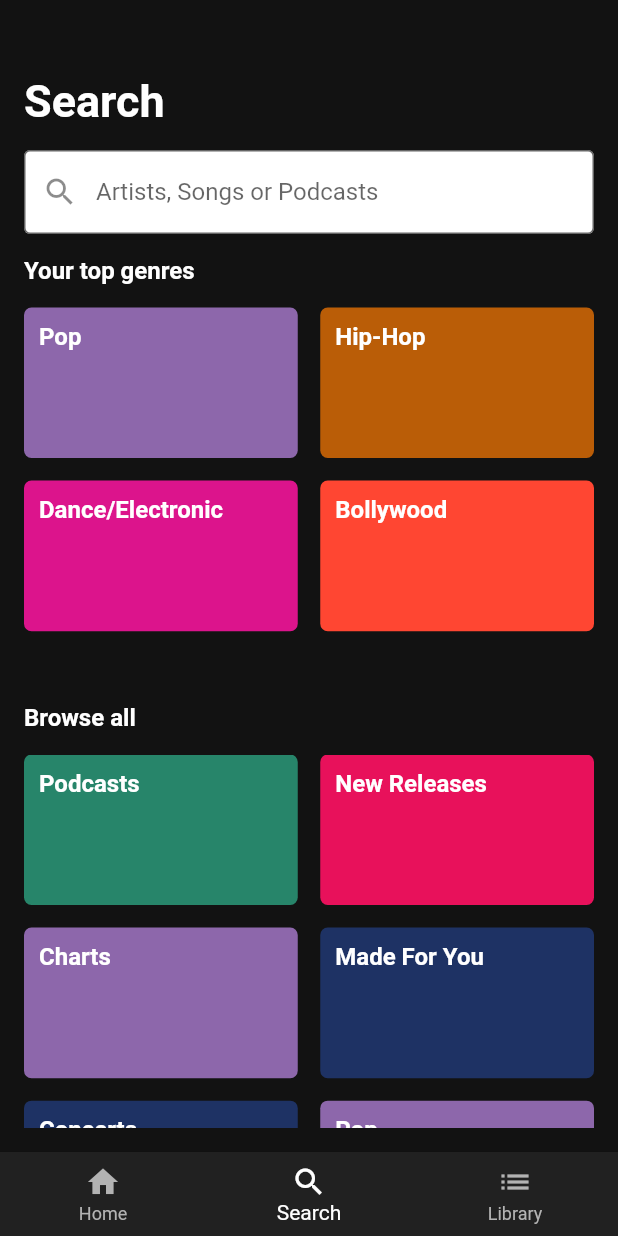
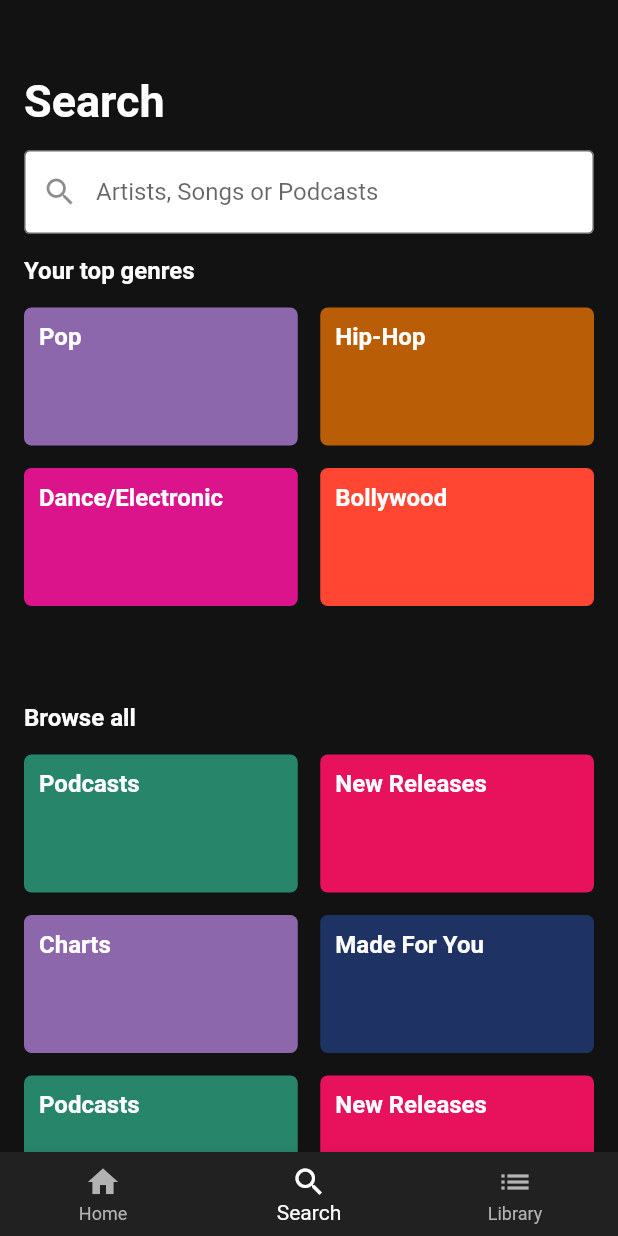
Before and after one commit to GLADI8R/spotify_clone, a Flutter app: the screen it shows after launch, item 2 of the bottom bar chosen, on a phone screen of 412 x 824 dp. Run offline on Flutter 3.47's test engine with Material 2 defaults, Android fonts, the phone set to English and light mode, and no system bars.

Commit message:
Modify search page genres

```diff
--- a/lib/components/genre.dart
+++ b/lib/components/genre.dart
@@ -3,35 +3,115 @@
 import 'package:flutter/material.dart';
 import 'package:spotify_clone/components/genre_card.dart';
 
-GridView topGenreCard = GridView.count(
-  crossAxisSpacing: 15.0,
-  mainAxisSpacing: 15.0,
-  childAspectRatio: (1 / 0.55), //set the height of card
-  shrinkWrap: true,
-  crossAxisCount: 2,
+// GridView topGenreCard = GridView.count(
+//   crossAxisSpacing: 15.0,
+//   mainAxisSpacing: 15.0,
+//   childAspectRatio: (1 / 0.55), //set the height of card
+//   shrinkWrap: true,
+//   crossAxisCount: 2,
+//   children: [
+//     const GenreCard(Color(0xff8d67ab), 'Pop'),
+//     const GenreCard(Color(0xffba5d07), 'Hip-Hop'),
+//     const GenreCard(Color(0xffdc148c), 'Dance/Electronic'),
+//     const GenreCard(Color(0xffff4632), 'Bollywood'),
+//   ],
+// );
+
+// GridView genreCard = GridView.count(
+//   crossAxisSpacing: 15.0,
+//   mainAxisSpacing: 15.0,
+//   childAspectRatio: (1 / 0.55), //set the height of card
+//   shrinkWrap: true,
+//   crossAxisCount: 2,
+//   children: [
+//     const GenreCard(Color(0xff27856a), 'Podcasts'),
+//     const GenreCard(Color(0xffe8115b), 'New Releases'),
+//     const GenreCard(Color(0xff8d67ab), 'Charts'),
+//     const GenreCard(Color(0xff1e3264), 'Made For You'),
+//     const GenreCard(Color(0xff1e3264), 'Concerts'),
+//     const GenreCard(Color(0xff8d67ab), 'Pop'),
+//     const GenreCard(Color(0xffba5d07), 'Hip-Hop'),
+//     const GenreCard(Color(0xffdc148c), 'Dance/Electronic'),
+//     const GenreCard(Color(0xffff4632), 'Bollywood'),
+//   ],
+// );
+
+class TopGenreCard extends StatelessWidget {
+  const TopGenreCard({Key? key}) : super(key: key);
+
+  @override
+  Widget build(BuildContext context) {
+    return Table(
+      columnWidths: const <int, TableColumnWidth>{
+        0: FlexColumnWidth(),
+        1: FlexColumnWidth(),
+      },
       children: [
-    const GenreCard(Color(0xff8d67ab), 'Pop'),
-    const GenreCard(Color(0xffba5d07), 'Hip-Hop'),
-    const GenreCard(Color(0xffdc148c), 'Dance/Electronic'),
-    const GenreCard(Color(0xffff4632), 'Bollywood'),
+        const TableRow(
+          children: [
+            GenreCard(Color(0xff8d67ab), 'Pop', 7.5, 0),
+            GenreCard(Color(0xffba5d07), 'Hip-Hop', 0, 7.5),
+          ],
+        ),
+        const TableRow(
+          children: [
+            GenreCard(Color(0xffdc148c), 'Dance/Electronic', 7.5, 0),
+            GenreCard(Color(0xffff4632), 'Bollywood', 0, 7.5),
+          ],
+        ),
       ],
     );
+  }
+}
 
-GridView genreCard = GridView.count(
-  crossAxisSpacing: 15.0,
-  mainAxisSpacing: 15.0,
-  childAspectRatio: (1 / 0.55), //set the height of card
-  shrinkWrap: true,
-  crossAxisCount: 2,
+class AllGenreCard extends StatelessWidget {
+  const AllGenreCard({Key? key}) : super(key: key);
+
+  @override
+  Widget build(BuildContext context) {
+    return Table(
+      columnWidths: const <int, TableColumnWidth>{
+        0: FlexColumnWidth(),
+        1: FlexColumnWidth(),
+      },
       children: [
-    const GenreCard(Color(0xff27856a), 'Podcasts'),
-    const GenreCard(Color(0xffe8115b), 'New Releases'),
-    const GenreCard(Color(0xff8d67ab), 'Charts'),
-    const GenreCard(Color(0xff1e3264), 'Made For You'),
-    const GenreCard(Color(0xff1e3264), 'Concerts'),
-    const GenreCard(Color(0xff8d67ab), 'Pop'),
-    const GenreCard(Color(0xffba5d07), 'Hip-Hop'),
-    const GenreCard(Color(0xffdc148c), 'Dance/Electronic'),
-    const GenreCard(Color(0xffff4632), 'Bollywood'),
+        const TableRow(
+          children: [
+            GenreCard(Color(0xff27856a), 'Podcasts', 7.5, 0),
+            GenreCard(Color(0xffe8115b), 'New Releases', 0, 7.5),
+          ],
+        ),
+        const TableRow(
+          children: [
+            GenreCard(Color(0xff8d67ab), 'Charts', 7.5, 0),
+            GenreCard(Color(0xff1e3264), 'Made For You', 0, 7.5),
+          ],
+        ),
+        const TableRow(
+          children: [
+            GenreCard(Color(0xff27856a), 'Podcasts', 7.5, 0),
+            GenreCard(Color(0xffe8115b), 'New Releases', 0, 7.5),
+          ],
+        ),
+        const TableRow(
+          children: [
+            GenreCard(Color(0xff8d67ab), 'Pop', 7.5, 0),
+            GenreCard(Color(0xff1e3264), 'Concerts', 0, 7.5),
+          ],
+        ),
+        const TableRow(
+          children: [
+            GenreCard(Color(0xffdc148c), 'Dance/Electronic', 7.5, 0),
+            GenreCard(Color(0xffff4632), 'Bollywood', 0, 7.5),
+          ],
+        ),
+        const TableRow(
+          children: [
+            GenreCard(Color(0xffba5d07), 'Hip-Hop', 7.5, 0),
+            GenreCard(Color(0xffff4632), 'Bollywood', 0, 7.5),
+          ],
+        ),
       ],
     );
+  }
+}
--- a/lib/components/genre_card.dart
+++ b/lib/components/genre_card.dart
@@ -7,15 +7,18 @@ import 'package:spotify_clone/styles/constants.dart';
 class GenreCard extends StatelessWidget {
   final Color cardColor;
   final String cardText;
+  final double rightMar, leftMar;
 
   // const GenreCard({ Key? key }, this.cardColor, this.cardText) : super(key: key);
-  const GenreCard(this.cardColor, this.cardText);
+  const GenreCard(this.cardColor, this.cardText, this.rightMar, this.leftMar);
 
   // final String finalColor = cardColor.toString();
 
   @override
   Widget build(BuildContext context) {
     return Container(
+      height: 92.0,
+      margin: EdgeInsets.only(bottom: 15.0, right: rightMar, left: leftMar),
       padding: const EdgeInsets.all(10.0),
       decoration: BoxDecoration(
         color: cardColor,
--- a/lib/screens/search_page.dart
+++ b/lib/screens/search_page.dart
@@ -65,9 +65,56 @@ class SearchPage extends StatelessWidget {
                 const SizedBox(
                   height: 15.0,
                 ),
-                Expanded(
-                  child: topGenreCard,
+                const Expanded(
+                  child: TopGenreCard(),
                 ),
+                // Expanded(
+                //   child: ListView.builder(
+                //     scrollDirection: Axis.vertical,
+                //     itemBuilder: (context, i) {
+                //       if (i == 0) {
+                //         return Column(
+                //             crossAxisAlignment: CrossAxisAlignment.start,
+                //             children: [
+                //               const Text(
+                //                 'Your top genres',
+                //                 style: kCardTextStyle,
+                //               ),
+                //               const SizedBox(
+                //                 height: 15.0,
+                //               ),
+                //             ]);
+                //       } else if (i == 1) {
+                //         return topGenreCard;
+                //       } else if (i == 2) {
+                //         return Column(
+                //           crossAxisAlignment: CrossAxisAlignment.start,
+                //           children: [
+                //             const SizedBox(
+                //               height: 15.0,
+                //             ),
+                //             const Text(
+                //               'Browse all',
+                //               style: kCardTextStyle,
+                //             ),
+                //             const SizedBox(
+                //               height: 15.0,
+                //             ),
+                //           ],
+                //         );
+                //       }
+                //       return genreCard;
+                //     },
+
+                //     // child: Row(
+                //     //   children: [
+                //     //     topGenreCard,
+                //     //     const Text('Browse all', style: kCardTextStyle),
+                //     //     genreCard,
+                //     //   ],
+                //     // ),
+                //   ),
+                // ),
                 const SizedBox(
                   height: 15.0,
                 ),
@@ -78,8 +125,8 @@ class SearchPage extends StatelessWidget {
                 const SizedBox(
                   height: 15.0,
                 ),
-                Expanded(
-                  child: genreCard,
+                const Expanded(
+                  child: AllGenreCard(),
                 ),
               ],
             ),
```
Lines whose indentation alone changed are shown as unchanged.
